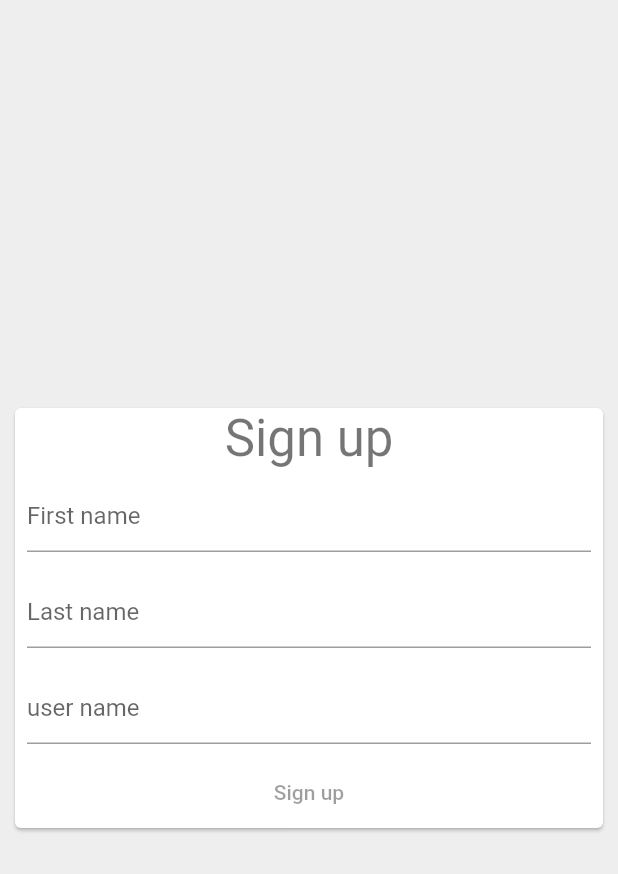
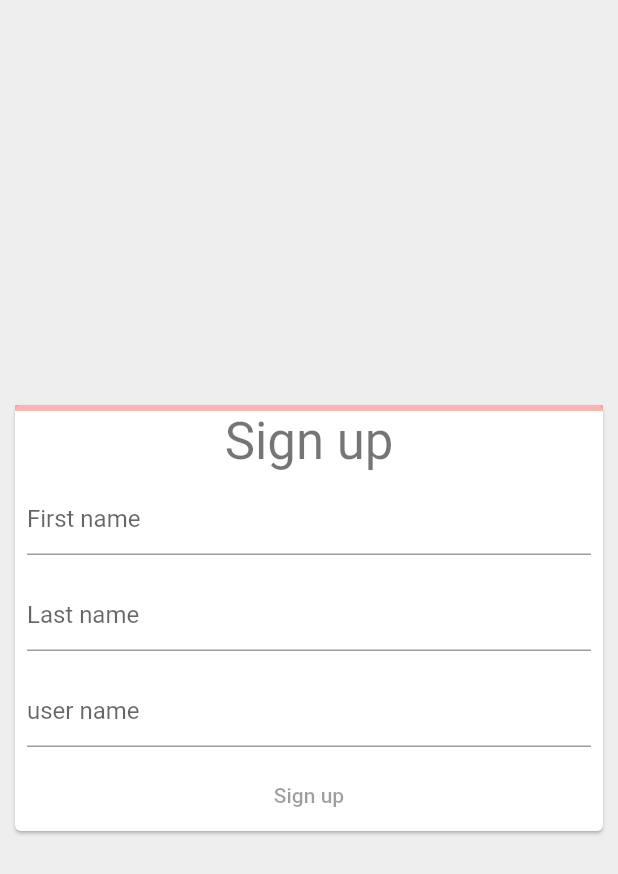
Before and after one commit to Codewithjalloh/web_flutter_form, a Flutter app: the screen it shows after launch, on a phone screen of 412 x 824 dp. Shown: the top 874 px of the screen. Run offline on Flutter 3.47's test engine with Material 2 defaults, Android fonts, the phone set to English and light mode, and no system bars.

Commit message:
updated animation widget

```diff
--- a/lib/main.dart
+++ b/lib/main.dart
@@ -147,9 +147,54 @@ class AnimatedProgressIndicator extends StatefulWidget {
   _AnimatedProgressIndicatorState createState() => _AnimatedProgressIndicatorState();
 }
 
-class _AnimatedProgressIndicatorState extends State<AnimatedProgressIndicator> {
+class _AnimatedProgressIndicatorState extends State<AnimatedProgressIndicator> with SingleTickerProviderStateMixin {
+
+  late AnimationController _controller;
+  late Animation<Color?> _colorAnimation;
+  late Animation<double> _curveAnimation;
+
+  @override
+  void initState() {
+    super.initState();
+    _controller = AnimationController(
+        duration: const Duration(milliseconds: 1200),
+        vsync: this);
+
+    final colorTween = TweenSequence([
+      TweenSequenceItem(
+        tween: ColorTween(begin: Colors.red, end: Colors.orange),
+        weight: 1,
+      ),
+      TweenSequenceItem(
+        tween: ColorTween(begin: Colors.orange, end: Colors.yellow),
+        weight: 1,
+      ),
+      TweenSequenceItem(
+        tween: ColorTween(begin: Colors.yellow, end: Colors.green),
+        weight: 1,
+      ),
+
+    ]);
+
+    _colorAnimation = _controller.drive(colorTween);
+    _curveAnimation = _controller.drive(CurveTween(curve: Curves.easeIn));
+  }
+
+  @override
+  void didUpdateWidget(covariant AnimatedProgressIndicator oldWidget) {
+    // TODO: implement didUpdateWidget
+    super.didUpdateWidget(oldWidget);
+    _controller.animateTo(widget.value);
+  }
+
+
   @override
   Widget build(BuildContext context) {
-    return Container();
+    return AnimatedBuilder(animation: _controller,
+        builder: (context, child) => LinearProgressIndicator(
+          value: _curveAnimation.value,
+          valueColor: _colorAnimation,
+          backgroundColor: _colorAnimation.value?.withOpacity(0.4),
+        ));
   }
 }
```
